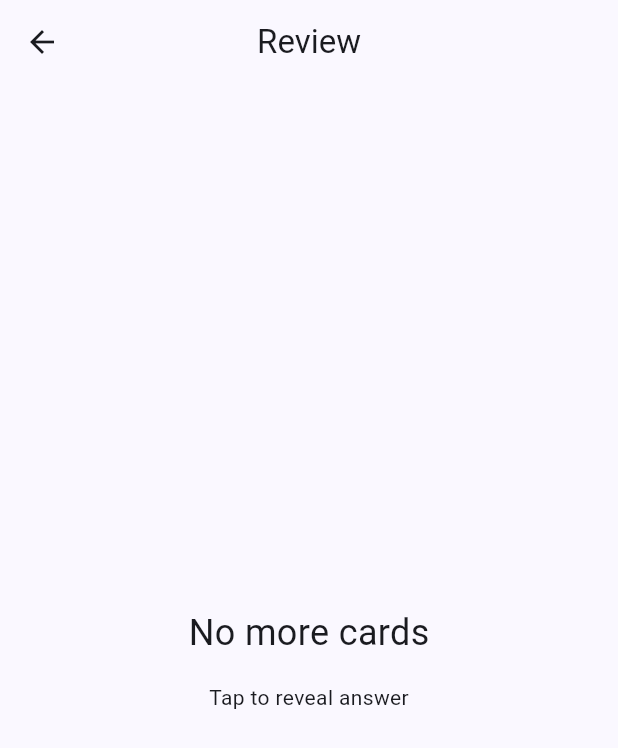
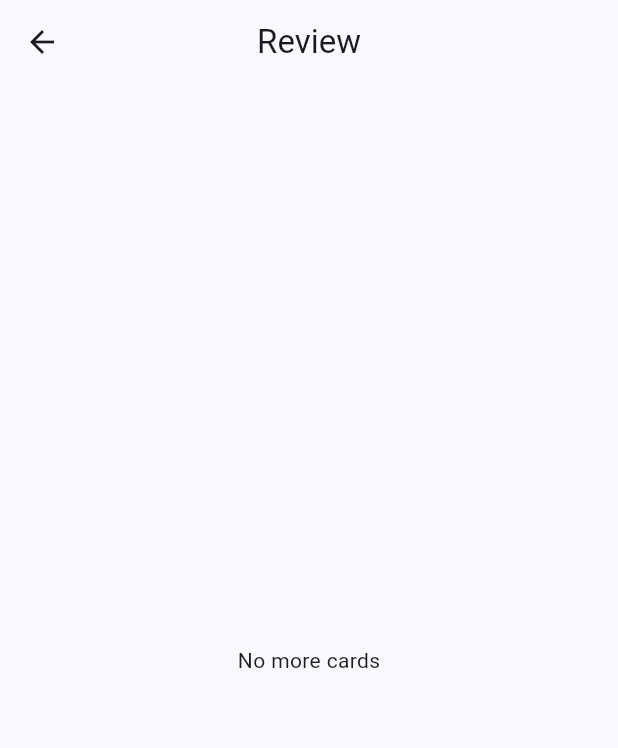
Before and after one commit to TechElites/study_cards, a Flutter app: the ReviewPage screen opened directly with empty values, on a phone screen of 412 x 824 dp. Shown: the top 748 px of the screen. Run offline on Flutter 3.47's test engine with Material 3 defaults, Android fonts, the light colour scheme and no system bars; our stand-ins replace file_picker, flutter_speed_dial, permission_handler, sqflite; accounts and stored records are empty.

Commit message:
style changes to review page

```diff
--- a/lib/src/data/database/db_helper.dart
+++ b/lib/src/data/database/db_helper.dart
@@ -19,6 +19,10 @@ class DatabaseHelper {
 
   Future<Database> _initDatabase() async {
     String path = join(await getDatabasesPath(), 'decks.db');
+
+    // Uncomment first time when upgrading db
+    // await deleteDatabase(path);
+
     return await openDatabase(
       path,
       version: 3,
--- a/lib/src/data/model/rating.dart
+++ b/lib/src/data/model/rating.dart
@@ -3,10 +3,10 @@ import 'package:flutter/material.dart';
 class Rating {
   static Map<String, Color> colors = {
     'None': Colors.transparent,
+    'Fail': Colors.red,
+    'Hard': Colors.orange,
+    'Good': Colors.yellow,
     'Easy': Colors.green,
-    'Good': Colors.yellow,
-    'Hard': Colors.orange,
-    'Fail': Colors.red,
   };
 
   static String none = "None";
--- a/lib/src/screens/home/cards_page.dart
+++ b/lib/src/screens/home/cards_page.dart
@@ -67,7 +67,7 @@ class _CardsPageState extends State<CardsPage> {
                                       ? Text(
                                           'Last Reviewed: ${card.lastReviewed}')
                                       : Text(
-                                          'Last Reviewed: ${card.lastReviewed.split('T').first} ${card.lastReviewed.split('T').last.substring(0, 7)}'),
+                                          'Last Reviewed: ${card.lastReviewed.replaceFirst('T', ' ').substring(0, 16)}'),
                                 ],
                               ),
                             ),
--- a/lib/src/screens/review/deck_review.dart
+++ b/lib/src/screens/review/deck_review.dart
@@ -31,45 +31,47 @@ class _CardsReviewState extends State<ReviewPage> {
             });
           },
           child: Center(
-            child: !_reveal
+            child: _index < widget.cards.length
                 ? Column(
-                    mainAxisAlignment: MainAxisAlignment.center,
+                    mainAxisAlignment: MainAxisAlignment.spaceBetween,
                     children: [
-                      Text(
-                        _index < widget.cards.length
-                            ? widget.cards[_index].front
-                            : 'No more cards',
-                        style: const TextStyle(fontSize: 24),
-                      ),
-                      const SizedBox(height: 16),
-                      const Text('Tap to reveal answer'),
-                    ],
-                  )
-                : Column(
-                    mainAxisAlignment: MainAxisAlignment.center,
+                      Column(
                         children: [
+                          const SizedBox(height: 100),
                           Text(
                             widget.cards[_index].front,
                             style: const TextStyle(fontSize: 24),
                           ),
-                      const SizedBox(height: 16),
+                          const SizedBox(height: 30),
+                          if (_reveal)
                             Text(
                               widget.cards[_index].back,
                               style: const TextStyle(fontSize: 24),
-                      ),
-                      const SizedBox(height: 16),
-                      ButtonBar(
-                        alignment: MainAxisAlignment.center,
-                        children: _createRatingButtons()),
+                            )
+                          else
+                            const Text('Tap to reveal answer'),
                         ],
                       ),
+                      if (_reveal)
+                        Padding(
+                          padding: const EdgeInsets.only(
+                              bottom: 20.0), // Add some space at the bottom
+                          child: ButtonBar(
+                            alignment: MainAxisAlignment.center,
+                            children: _createRatingButtons(),
+                          ),
+                        ),
+                    ],
+                  )
+                : const Text('No more cards'),
           ),
         ));
   }
 
   List<Widget> _createRatingButtons() {
     return [
-      for (var rating in Rating.colors.entries.where((e) => e.key != Rating.none))
+      for (var rating
+          in Rating.colors.entries.where((e) => e.key != Rating.none))
         ElevatedButton(
           onPressed: () {
             _dbHelper.updateCardRating(widget.cards[_index].id, rating.key);
@@ -82,6 +84,7 @@ class _CardsReviewState extends State<ReviewPage> {
             });
           },
           style: ButtonStyle(
+            foregroundColor: MaterialStateProperty.all(Colors.black),
             backgroundColor: MaterialStateProperty.all(rating.value),
           ),
           child: Text(rating.key),
```
Lines whose indentation alone changed are shown as unchanged.
